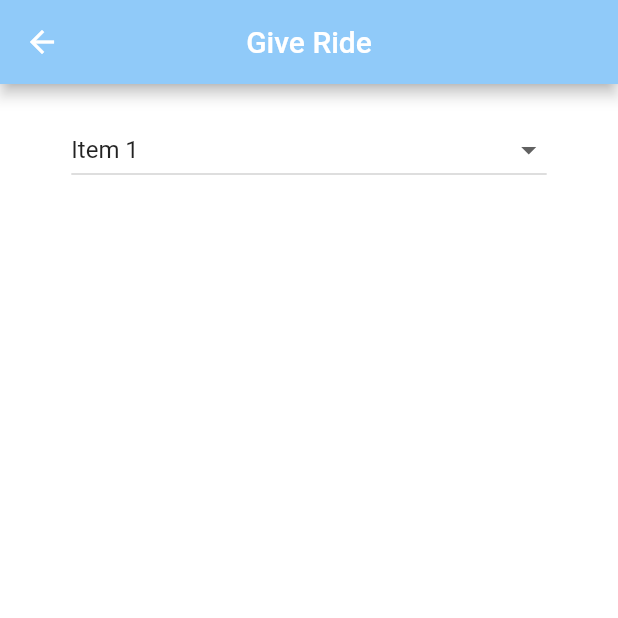
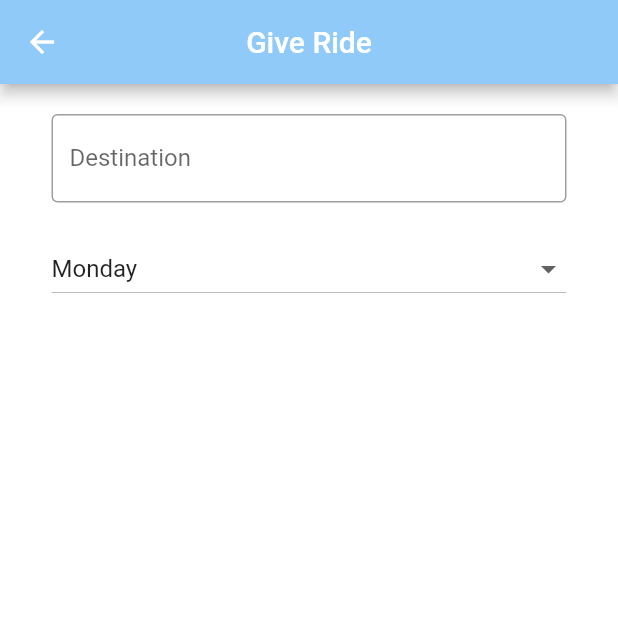
Before and after one commit to hampster2018/TAMUhack-2023, a Flutter app: the screen it shows after launch, on a phone screen of 412 x 824 dp, the top half of it. Run offline on Flutter 3.47's test engine with Material 2 defaults, Android fonts, the phone set to English and light mode, and no system bars.

Commit message:
Adding destination text field

```diff
--- a/lib/screens/rideshare/give_a_ride/screen.dart
+++ b/lib/screens/rideshare/give_a_ride/screen.dart
@@ -9,15 +9,15 @@ class GiveRide extends StatefulWidget {
 }
 
 class _GiveRideState extends State<GiveRide> {
-  var items = [
-    'Item 1',
-    'Item 2',
-    'Item 3',
-    'Item 4',
-    'Item 5',
+  var days = [
+    'Monday',
+    'Tuesday',
+    'Wednesday',
+    'Thursday',
+    'Friday',
   ];
 
-  String dropdownvalue = 'Item 1';
+  String dropdownvalue = 'Monday';
 
   final destination = TextEditingController();
 
@@ -51,20 +51,50 @@ class _GiveRideState extends State<GiveRide> {
                     padding: EdgeInsets.symmetric(vertical: 10),
                   ),
                   SizedBox(
-                    width: sWidth / 1.3,
+                    width: sWidth / 1.2,
+                    child: const TextField(
+                      decoration: InputDecoration(
+                        border: OutlineInputBorder(),
+                        labelText: 'Destination',
+                      ),
+                    ),
+                  ),
+                  const Padding(
+                    padding: EdgeInsets.symmetric(vertical: 10),
+                  ),
+                  SizedBox(
+                    width: sWidth / 1.2,
                     child: DropdownButton(
                       isExpanded: true,
                       value: dropdownvalue,
-                      items: items.map((String items) {
-                        return DropdownMenuItem(
-                          value: items,
-                          child: Text(items),
-                        );
-                      }).toList(),
-                      onChanged: (String? newValue) {
-                        setState(() {
-                          dropdownvalue = newValue!;
-                        });
+                      items: const [
+                        DropdownMenuItem<String>(
+                          child: Text('Monday'),
+                          value: 'Monday',
+                        ),
+                        DropdownMenuItem<String>(
+                          child: Text('Tuesday'),
+                          value: 'Tuesday',
+                        ),
+                        DropdownMenuItem<String>(
+                          child: Text('Wednesday'),
+                          value: 'Wednesday',
+                        ),
+                        DropdownMenuItem<String>(
+                          child: Text('Thursday'),
+                          value: 'Thursday',
+                        ),
+                        DropdownMenuItem<String>(
+                          child: Text('Friday'),
+                          value: 'Friday',
+                        ),
+                      ],
+                      onChanged: (String? selectedValue) {
+                        if (selectedValue is String) {
+                          setState(() {
+                            dropdownvalue = selectedValue;
+                          });
+                        }
                       },
                     ),
                   ),
```
